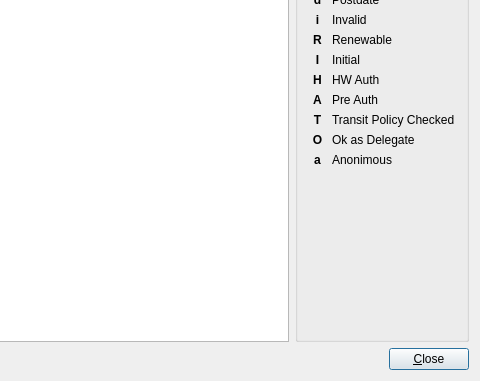
Before: the Qt Designer form src/mainwidget.ui in bas524/kerberos-ticket-watcher, drawn with Qt 5; both pictures show x 382 to 862 and y 149 to 530 of the 862 by 530 pixel window.
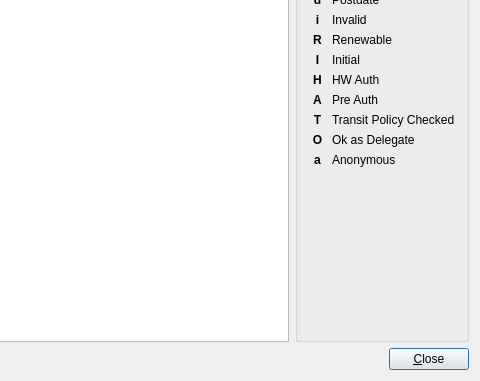
After: the same form once the commit is applied.

```diff
--- a/src/mainwidget.ui
+++ b/src/mainwidget.ui
@@ -700,7 +700,7 @@
            <item>
             <widget class="QLabel" name="labelAnonimous">
              <property name="text">
-              <string>Anonimous</string>
+              <string>Anonymous</string>
              </property>
             </widget>
            </item>
```
Left out of the diff: 4 changed lines with no effect on the pictures.
